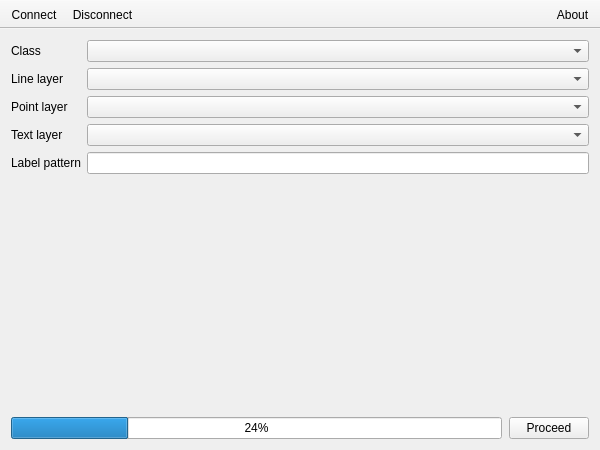
Kuszki/EW-Builder, file mainwindow.ui: the form before one commit.
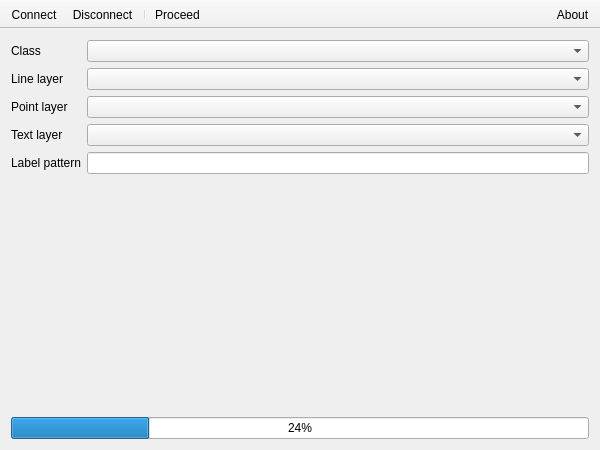
The form after the commit. Icons and pictures are not drawn.

Diff of the .ui file:
```diff
--- a/mainwindow.ui
+++ b/mainwindow.ui
@@ -112,38 +112,17 @@
      </widget>
     </item>
     <item row="6" column="0" colspan="2">
-     <layout class="QHBoxLayout" name="horizontalLayout">
-      <item>
-       <widget class="QProgressBar" name="Progress">
-        <property name="value">
-         <number>24</number>
-        </property>
-       </widget>
-      </item>
-      <item>
-       <spacer name="horizontalSpacer">
-        <property name="orientation">
-         <enum>Qt::Horizontal</enum>
-        </property>
-        <property name="sizeType">
-         <enum>QSizePolicy::Minimum</enum>
-        </property>
-       </spacer>
-      </item>
-      <item>
-       <widget class="QPushButton" name="Exec">
-        <property name="sizePolicy">
-         <sizepolicy hsizetype="Preferred" vsizetype="Fixed">
-          <horstretch>0</horstretch>
-          <verstretch>0</verstretch>
-         </sizepolicy>
-        </property>
-        <property name="text">
-         <string>Proceed</string>
-        </property>
-       </widget>
-      </item>
-     </layout>
+     <widget class="QProgressBar" name="Progress">
+      <property name="sizePolicy">
+       <sizepolicy hsizetype="Expanding" vsizetype="Fixed">
+        <horstretch>0</horstretch>
+        <verstretch>0</verstretch>
+       </sizepolicy>
+      </property>
+      <property name="value">
+       <number>24</number>
+      </property>
+     </widget>
     </item>
    </layout>
   </widget>
@@ -165,6 +144,8 @@
    </attribute>
    <addaction name="actionConnect"/>
    <addaction name="actionDisconnect"/>
+   <addaction name="separator"/>
+   <addaction name="actionProceed"/>
   </widget>
   <widget class="QToolBar" name="supportTool">
    <property name="windowTitle">
@@ -220,6 +201,17 @@
     <string>Ctrl+Q</string>
    </property>
   </action>
+  <action name="actionProceed">
+   <property name="icon">
+    <iconset theme="system-run"/>
+   </property>
+   <property name="text">
+    <string>Proceed</string>
+   </property>
+   <property name="shortcut">
+    <string>Ctrl+R</string>
+   </property>
+  </action>
  </widget>
  <layoutdefault spacing="6" margin="11"/>
  <resources/>
```
Left out of the diff: 89 changed lines with no effect on the pictures.
